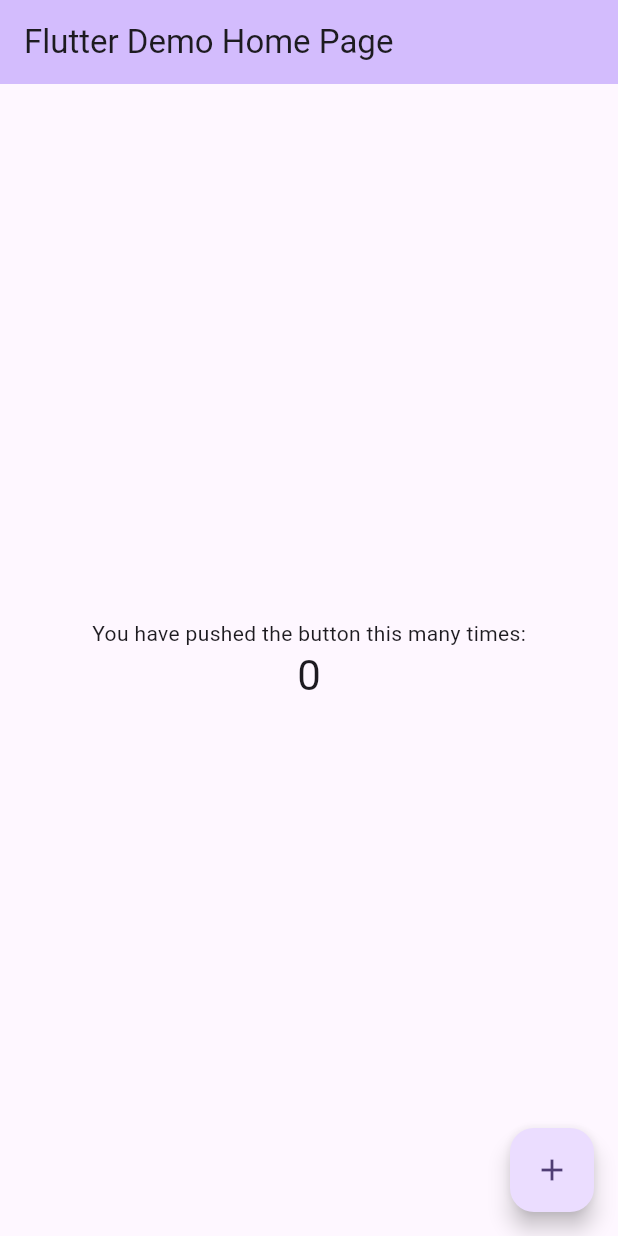
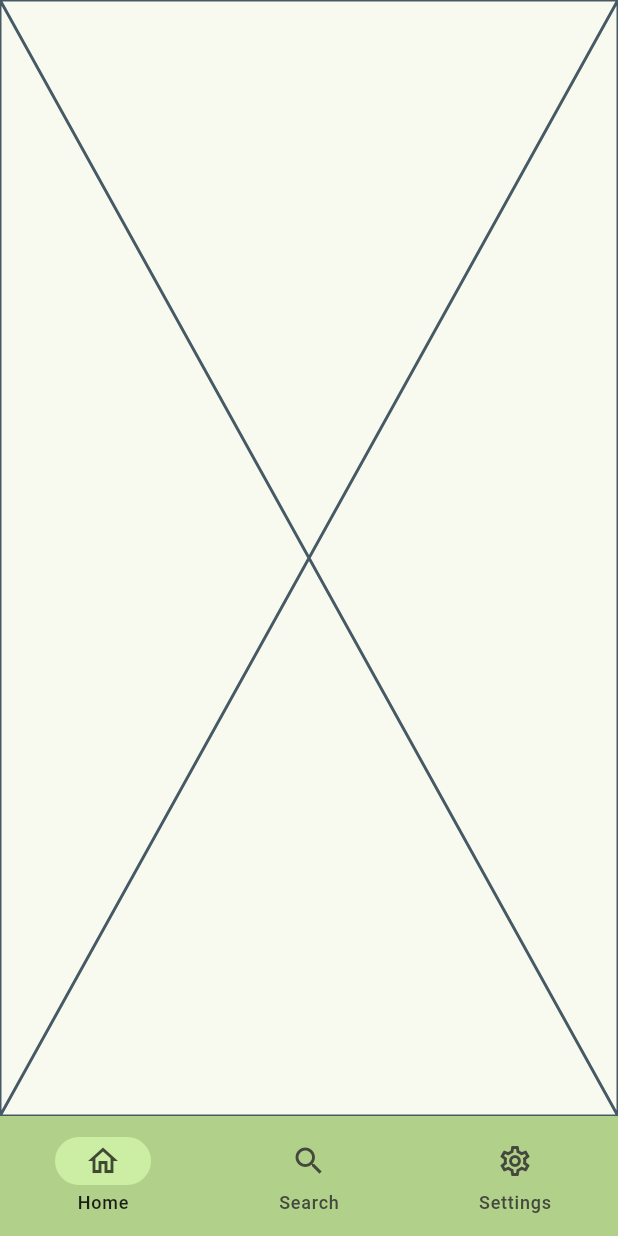
Before and after one commit to hyuntaekim1738/StockApp, a Flutter app: the screen it shows after launch, on a phone screen of 412 x 824 dp. Run offline on Flutter 3.47's test engine with Material 3 defaults, Android fonts, the phone set to English and light mode, and no system bars.

Commit message:
Navigation bar UI + additional backend decisions

```diff
--- a/lib/main.dart
+++ b/lib/main.dart
@@ -13,113 +13,68 @@ class MyApp extends StatelessWidget {
     return MaterialApp(
       title: 'Flutter Demo',
       theme: ThemeData(
-        // This is the theme of your application.
-        //
-        // TRY THIS: Try running your application with "flutter run". You'll see
-        // the application has a purple toolbar. Then, without quitting the app,
-        // try changing the seedColor in the colorScheme below to Colors.green
-        // and then invoke "hot reload" (save your changes or press the "hot
-        // reload" button in a Flutter-supported IDE, or press "r" if you used
-        // the command line to start the app).
-        //
-        // Notice that the counter didn't reset back to zero; the application
-        // state is not lost during the reload. To reset the state, use hot
-        // restart instead.
-        //
-        // This works for code too, not just values: Most code changes can be
-        // tested with just a hot reload.
-        colorScheme: ColorScheme.fromSeed(seedColor: Colors.deepPurple),
+        colorScheme: ColorScheme.fromSeed(seedColor: Colors.lightGreen),
         useMaterial3: true,
       ),
-      home: const MyHomePage(title: 'Flutter Demo Home Page'),
+      home: const MyHomePage(),
     );
   }
 }
 
 class MyHomePage extends StatefulWidget {
-  const MyHomePage({super.key, required this.title});
-
-  // This widget is the home page of your application. It is stateful, meaning
-  // that it has a State object (defined below) that contains fields that affect
-  // how it looks.
-
-  // This class is the configuration for the state. It holds the values (in this
-  // case the title) provided by the parent (in this case the App widget) and
-  // used by the build method of the State. Fields in a Widget subclass are
-  // always marked "final".
-
-  final String title;
-
+  const MyHomePage({super.key});
   @override
   State<MyHomePage> createState() => _MyHomePageState();
 }
 
 class _MyHomePageState extends State<MyHomePage> {
-  int _counter = 0;
-
-  void _incrementCounter() {
-    setState(() {
-      // This call to setState tells the Flutter framework that something has
-      // changed in this State, which causes it to rerun the build method below
-      // so that the display can reflect the updated values. If we changed
-      // _counter without calling setState(), then the build method would not be
-      // called again, and so nothing would appear to happen.
-      _counter++;
-    });
-  }
-
+  //underscore signifies private class
+  var selectedIndex = 0;
   @override
   Widget build(BuildContext context) {
-    // This method is rerun every time setState is called, for instance as done
-    // by the _incrementCounter method above.
-    //
-    // The Flutter framework has been optimized to make rerunning build methods
-    // fast, so that you can just rebuild anything that needs updating rather
-    // than having to individually change instances of widgets.
+    Widget page;
+    switch (selectedIndex) {
+      case 0:
+        page = const Placeholder(); //home page
+        break;
+      case 1:
+        page = const Placeholder(); //search page
+        break;
+      case 2:
+        page = const Placeholder(); //settings/user page
+        break;
+      default:
+        throw UnimplementedError('no widget for $selectedIndex');
+    }
+
     return Scaffold(
-      appBar: AppBar(
-        // TRY THIS: Try changing the color here to a specific color (to
-        // Colors.amber, perhaps?) and trigger a hot reload to see the AppBar
-        // change color while the other colors stay the same.
+      //pages
+      body: page,
+      //navigation bar
+      bottomNavigationBar: NavigationBar(
         backgroundColor: Theme.of(context).colorScheme.inversePrimary,
-        // Here we take the value from the MyHomePage object that was created by
-        // the App.build method, and use it to set our appbar title.
-        title: Text(widget.title),
+        onDestinationSelected: (int index) {
+          setState(() {
+            selectedIndex = index;
+          });
+        },
+        indicatorColor: Theme.of(context).colorScheme.primaryContainer,
+        selectedIndex: selectedIndex,
+        destinations: const <Widget>[
+          NavigationDestination( //home navi
+            icon: Icon(Icons.home_outlined),
+            label: 'Home',
+          ),
+          NavigationDestination( //search navi
+            icon: Icon(Icons.search_outlined),
+            label: 'Search',
+          ),
+          NavigationDestination( //settings navi
+            icon: Icon(Icons.settings_outlined),
+            label: 'Settings',
+          ),
+        ],
       ),
-      body: Center(
-        // Center is a layout widget. It takes a single child and positions it
-        // in the middle of the parent.
-        child: Column(
-          // Column is also a layout widget. It takes a list of children and
-          // arranges them vertically. By default, it sizes itself to fit its
-          // children horizontally, and tries to be as tall as its parent.
-          //
-          // Column has various properties to control how it sizes itself and
-          // how it positions its children. Here we use mainAxisAlignment to
-          // center the children vertically; the main axis here is the vertical
-          // axis because Columns are vertical (the cross axis would be
-          // horizontal).
-          //
-          // TRY THIS: Invoke "debug painting" (choose the "Toggle Debug Paint"
-          // action in the IDE, or press "p" in the console), to see the
-          // wireframe for each widget.
-          mainAxisAlignment: MainAxisAlignment.center,
-          children: <Widget>[
-            const Text(
-              'You have pushed the button this many times:',
-            ),
-            Text(
-              '$_counter',
-              style: Theme.of(context).textTheme.headlineMedium,
-            ),
-          ],
-        ),
-      ),
-      floatingActionButton: FloatingActionButton(
-        onPressed: _incrementCounter,
-        tooltip: 'Increment',
-        child: const Icon(Icons.add),
-      ), // This trailing comma makes auto-formatting nicer for build methods.
     );
   }
 }
--- /dev/null
+++ b/planning/timeline.txt
@@ -0,0 +1 @@
+Implementation timeline
```
Also changed, not shown: planning/history.txt (added, +60 -0 lines).
